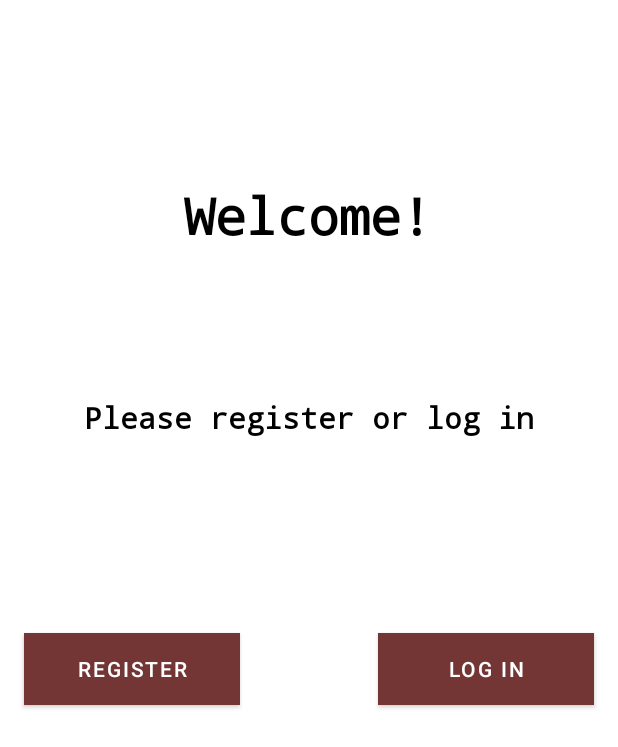
After one commit to ocaldwell1/ProjectJanus, an Android app: the layout activity_mainmenu.xml on its own in the app's theme, with its tools: preview values and no code run, on a phone screen of 412 x 824 dp. The commit adds this screen. Shown: the top 747 px of the screen. Run offline under Robolectric (Android 15) with nearby library versions, the light colour scheme and no system bars.

Commit message:
added checking if a user is logged in and main menu activity

```diff
--- /dev/null
+++ b/app/src/main/res/layout/activity_mainmenu.xml
@@ -0,0 +1,77 @@
+<?xml version="1.0" encoding="utf-8"?>
+<androidx.constraintlayout.widget.ConstraintLayout xmlns:android="http://schemas.android.com/apk/res/android"
+    xmlns:app="http://schemas.android.com/apk/res-auto"
+    xmlns:tools="http://schemas.android.com/tools"
+    android:layout_width="match_parent"
+    android:layout_height="match_parent"
+    tools:context=".MainActivity">
+
+
+    <Button
+        android:id="@+id/mainLogButton"
+        android:layout_width="144dp"
+        android:layout_height="48dp"
+        android:text="Log in"
+        android:textColor="#FFFFFF"
+        android:textColorHighlight="#FFFFFF"
+        android:textColorHint="#FFFFFF"
+        android:textColorLink="#FFFFFF"
+        android:background="@color/black"
+        app:layout_constraintBottom_toBottomOf="parent"
+        app:layout_constraintEnd_toEndOf="parent"
+        app:layout_constraintHorizontal_bias="0.854"
+        app:layout_constraintStart_toEndOf="@+id/mainRegButton"
+        app:layout_constraintTop_toTopOf="parent"
+        app:layout_constraintVertical_bias="0.544" />
+
+    <Button
+        android:id="@+id/mainRegButton"
+        android:layout_width="144dp"
+        android:layout_height="48dp"
+        android:background="@color/black"
+        android:text="Register"
+        android:textColor="#FFFFFF"
+        android:textColorHighlight="#FFFFFF"
+        android:textColorHint="#FFFFFF"
+        android:textColorLink="#FFFFFF"
+        app:layout_constraintBottom_toBottomOf="parent"
+        app:layout_constraintEnd_toEndOf="parent"
+        app:layout_constraintHorizontal_bias="0.059"
+        app:layout_constraintStart_toStartOf="parent"
+        app:layout_constraintTop_toTopOf="parent"
+        app:layout_constraintVertical_bias="0.544" />
+
+    <TextView
+        android:id="@+id/textView"
+        android:layout_width="wrap_content"
+        android:layout_height="wrap_content"
+        android:fontFamily="monospace"
+        android:text="Please register or log in"
+        android:textColor="#000000"
+        android:textSize="20sp"
+        android:textStyle="bold"
+        app:layout_constraintBottom_toBottomOf="parent"
+        app:layout_constraintEnd_toEndOf="parent"
+        app:layout_constraintStart_toStartOf="parent"
+        app:layout_constraintTop_toTopOf="parent"
+        app:layout_constraintVertical_bias="0.332" />
+
+    <TextView
+        android:id="@+id/textView7"
+        android:layout_width="wrap_content"
+        android:layout_height="wrap_content"
+        android:layout_marginStart="124dp"
+        android:layout_marginTop="74dp"
+        android:layout_marginEnd="125dp"
+        android:layout_marginBottom="612dp"
+        android:fontFamily="monospace"
+        android:text="Welcome!"
+        android:textColor="#000000"
+        android:textSize="34sp"
+        android:textStyle="bold"
+        app:layout_constraintBottom_toBottomOf="parent"
+        app:layout_constraintEnd_toEndOf="parent"
+        app:layout_constraintStart_toStartOf="parent"
+        app:layout_constraintTop_toTopOf="parent" />
+
+</androidx.constraintlayout.widget.ConstraintLayout>
--- a/app/src/main/res/values/colors.xml
+++ b/app/src/main/res/values/colors.xml
@@ -7,4 +7,5 @@
     <color name="teal_700">#FF018786</color>
     <color name="black">#FF000000</color>
     <color name="white">#FFFFFFFF</color>
+    <color name="garnet">#733635</color>
 </resources>
--- a/app/src/main/res/values/themes.xml
+++ b/app/src/main/res/values/themes.xml
@@ -2,8 +2,8 @@
     <!-- Base application theme. -->
     <style name="Theme.MyApplication" parent="Theme.MaterialComponents.DayNight.DarkActionBar">
         <!-- Primary brand color. -->
-        <item name="colorPrimary">@color/purple_500</item>
-        <item name="colorPrimaryVariant">@color/purple_700</item>
+        <item name="colorPrimary">@color/garnet</item>
+        <item name="colorPrimaryVariant">@color/black</item>
         <item name="colorOnPrimary">@color/white</item>
         <!-- Secondary brand color. -->
         <item name="colorSecondary">@color/teal_200</item>
```
Also changed, not shown: app/src/main/java/com/example/myapplication/MainActivity.java (+3 -25 lines), app/src/main/java/com/example/myapplication/MainMenu.java (added, +61 -0 lines), app/src/main/java/com/example/myapplication/logComplete.java (+6 -6 lines), app/src/main/java/com/example/myapplication/logScreen.java (+17 -17 lines), app/src/main/java/com/example/myapplication/regComplete.java (+7 -2 lines), app/src/main/res/layout/activity_logscreen.xml (+6 -6 lines), app/src/main/res/layout/activity_main.xml (+5 -65 lines), app/src/main/res/drawable/loading.gif (added), 1 other file.
